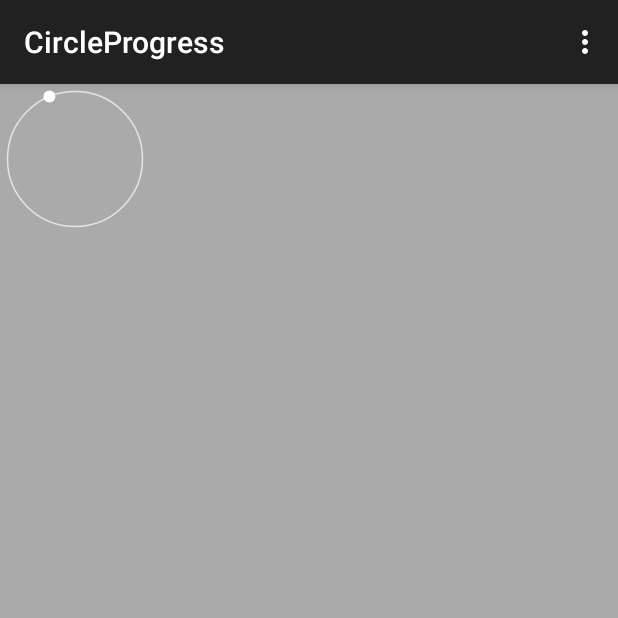
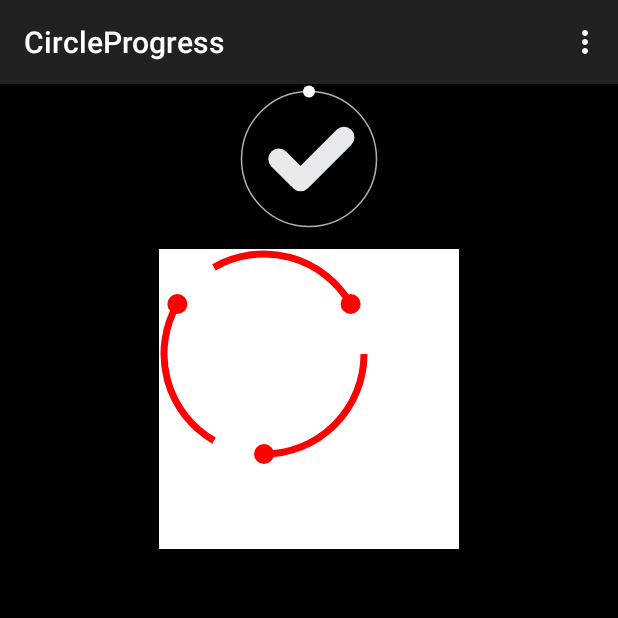
Before and after one commit to songnick/CircleBar, an Android app: the screen it shows after launch (MainActivity), on a phone screen of 412 x 824 dp, the top half of it. Run offline under Robolectric (Android 15) with nearby library versions, the phone set to English and light mode, and no system bars.

Commit message:
1.complete thad draw a hook to indicate load is completed 2.set #AccelerationProgress.java default size

```diff
--- a/app/src/main/res/layout/activity_main.xml
+++ b/app/src/main/res/layout/activity_main.xml
@@ -4,16 +4,26 @@
     android:layout_width="match_parent"
     android:layout_height="match_parent"
     tools:context=".MainActivity"
-    android:background="@android:color/darker_gray">
+    android:background="@android:color/black">
 
     <com.github.songnick.view.AccelerationProgress
-        android:layout_width="100dp"
-        android:layout_height="100dp"
+        android:id="@+id/acc_progress"
+        android:layout_width="wrap_content"
+        android:layout_height="wrap_content"
         circle_progress:accBallBackground="@android:color/white"
         circle_progress:accBallRadius="4dp"
         circle_progress:bigCircleBackground="#b1ffffff"
         circle_progress:bigCircleStroke="1dp"
-        circle_progress:duration="5000"/>
+        circle_progress:duration="1000"
+        android:layout_centerHorizontal="true"/>
+
+    <com.github.songnick.view.RefreshProgress
+        android:layout_width="200dp"
+        android:layout_height="200dp"
+        android:layout_below="@id/acc_progress"
+        android:layout_centerHorizontal="true"
+        android:layout_marginTop="10dp"
+        android:background="@android:color/white"/>
 
 
 
--- a/library/src/main/java/com/github/songnick/view/AccelerationProgress.java
+++ b/library/src/main/java/com/github/songnick/view/AccelerationProgress.java
@@ -6,9 +6,13 @@ import android.content.Context;
 import android.content.res.TypedArray;
 import android.graphics.Canvas;
 import android.graphics.Color;
+import android.graphics.Matrix;
 import android.graphics.Paint;
+import android.graphics.Path;
 import android.graphics.RectF;
 import android.util.AttributeSet;
+import android.util.Log;
+import android.util.TypedValue;
 import android.view.View;
 
 import com.github.songnick.AccTypeEvaluator;
@@ -22,8 +26,12 @@ import com.nick.library.R;
  */
 public class AccelerationProgress extends View implements LinearAnimation.LinearAnimationListener {
 
+    private final String TAG = "AccelerationProgress";
+
     private static final int ACC_UPDATE_MSG = 1 << 0;
     private static final int DEFAULT_DURATION = 1000;
+
+    private static final int DEFAULT_SIZE = 200;
 
     //paint
     private Paint mCirclePaint = null;
@@ -86,8 +94,9 @@ public class AccelerationProgress extends View implements LinearAnimation.Linear
         //hook paint
         mHookPaint = new Paint();
         mHookPaint.setAntiAlias(true);
-        mHookPaint.setColor(Color.WHITE);
-        mHookPaint.setStyle(Paint.Style.FILL);
+        mHookPaint.setColor(Color.parseColor("#e7eaec"));
+        mHookPaint.setStrokeWidth(15);
+        mHookPaint.setStyle(Paint.Style.STROKE);
 
         rectF = new RectF();
     }
@@ -99,15 +108,19 @@ public class AccelerationProgress extends View implements LinearAnimation.Linear
         int height = MeasureSpec.getSize(heightMeasureSpec);
         int widthMode = MeasureSpec.getMode(widthMeasureSpec);
         int heightMode = MeasureSpec.getMode(heightMeasureSpec);
-
         //confirm the max width
         switch (widthMode){
             case MeasureSpec.AT_MOST:
-
+                width = getResources().getDimensionPixelSize(R.dimen.acc_default_size);
+                Log.e(TAG, " width onMeasure mode is AT_MOST");
                 break;
 
             case MeasureSpec.UNSPECIFIED:
-
+                Log.e(TAG, "width onMeasure mode is UNSPECIFIED");
+                break;
+            case MeasureSpec.EXACTLY:
+                //match_parent and with confirmed size
+                Log.e(TAG, "width onMeasure mode is EXACTLY");
                 break;
         }
 
@@ -115,14 +128,19 @@ public class AccelerationProgress extends View implements LinearAnimation.Linear
         //if the height is not defined, set the default one
         switch (heightMode){
             case MeasureSpec.AT_MOST:
-
+                //wrap_content confirmed by parent
+                height = getResources().getDimensionPixelSize(R.dimen.acc_default_size);
+                Log.e(TAG, " height onMeasure mode is AT_MOST");
                 break;
 
             case MeasureSpec.UNSPECIFIED:
-
+                Log.e(TAG, " height onMeasure mode is UNSPECIFIED");
                 break;
         }
-
+        if (width != height){
+            throw new IllegalStateException(" you must make sure this view's height and width is equals");
+        }
+        setMeasuredDimension(width, height);
         rectF.set(0, 0, width, height);
     }
 
@@ -136,7 +154,7 @@ public class AccelerationProgress extends View implements LinearAnimation.Linear
         }else {
             drawHook(canvas);
         }
-
+        drawHook(canvas);
     }
 
     private void drawBigCircle(Canvas canvas){
@@ -157,7 +175,35 @@ public class AccelerationProgress extends View implements LinearAnimation.Linear
     }
 
     private void drawHook(Canvas canvas){
+        Path hookPath = new Path();
+        double sweepAngle = Math.PI/180 * 180;
+        float y = (float) Math.sin(sweepAngle)*(getBigCircleRadius()) + rectF.height()/2;
+        float x = (float)Math.cos(sweepAngle)*(getBigCircleRadius()) + rectF.width()/2;
+//        int count = canvas.getSaveCount();
+//        hookPath.moveTo(x, y);
+        float i = getBigCircleRadius()/2;
+//        hookPath.moveTo(rectF.centerX()/2, rectF.centerY());
+//        hookPath.addRoundRect();
+//        hookPath.lineTo(i + i*1.732f, rectF.centerY() + rectF.centerY() * 1.732f);
+//        hookPath.setFillType(Path.FillType.EVEN_ODD);
+//        hookPath.rLineTo(50, 150);
+//        hookPath.addRoundRect(0,100,50,150,5, 5, Path.Direction.CCW);
+        hookPath.addRoundRect(new RectF(i + i/2, i + i/2, i + i/2 +6, i + i + i/2), 3f, 3f, Path.Direction.CCW);
+//        hookPath.addRect(new RectF(i, i + i, i + 15, i + i + 15f), Path.Direction.CCW);
+        hookPath.addRoundRect(new RectF(i + i/2, (i + i + i/2) - 3f, i + i/2 + i + i, i + i + i/2 + 3f), 3f, 3f, Path.Direction.CCW);
+        Matrix matrix = new Matrix();
+        matrix.reset();
 
+//        matrix.postRotate(260);
+        int restoreCount = canvas.getSaveCount();
+
+        hookPath.close();
+
+        canvas.rotate(-45, rectF.centerX(), rectF.centerY());
+//        canvas.translate(20, 0);
+        canvas.drawPath(hookPath, mHookPaint);
+
+        canvas.restoreToCount(restoreCount);
     }
 
     private float getBigCircleRadius(){
--- a/library/src/main/java/com/github/songnick/view/RefreshProgress.java
+++ b/library/src/main/java/com/github/songnick/view/RefreshProgress.java
@@ -105,7 +105,7 @@ public class RefreshProgress extends ViewGroup {
         circlePaint.setColor(Color.RED);
         circlePaint.setStrokeWidth(7);
         circlePaint.setStyle(Paint.Style.STROKE);
-        drawAccProgressbar(startAngle, canvas);
+//        drawAccProgressbar(startAngle, canvas);
 //        canvas.drawCircle(getMeasuredWidth() / 2, getMeasuredHeight() / 2, 120, paint);
         canvas.translate(5, 5);
         canvas.drawPath(getArcPath(), circlePaint);
--- /dev/null
+++ b/library/src/main/res/values/dimens.xml
@@ -0,0 +1,4 @@
+<?xml version="1.0" encoding="utf-8"?>
+<resources>
+    <dimen name="acc_default_size">100dp</dimen>
+</resources>
```
Also changed, not shown: gradle.properties (line endings or trailing spaces).
